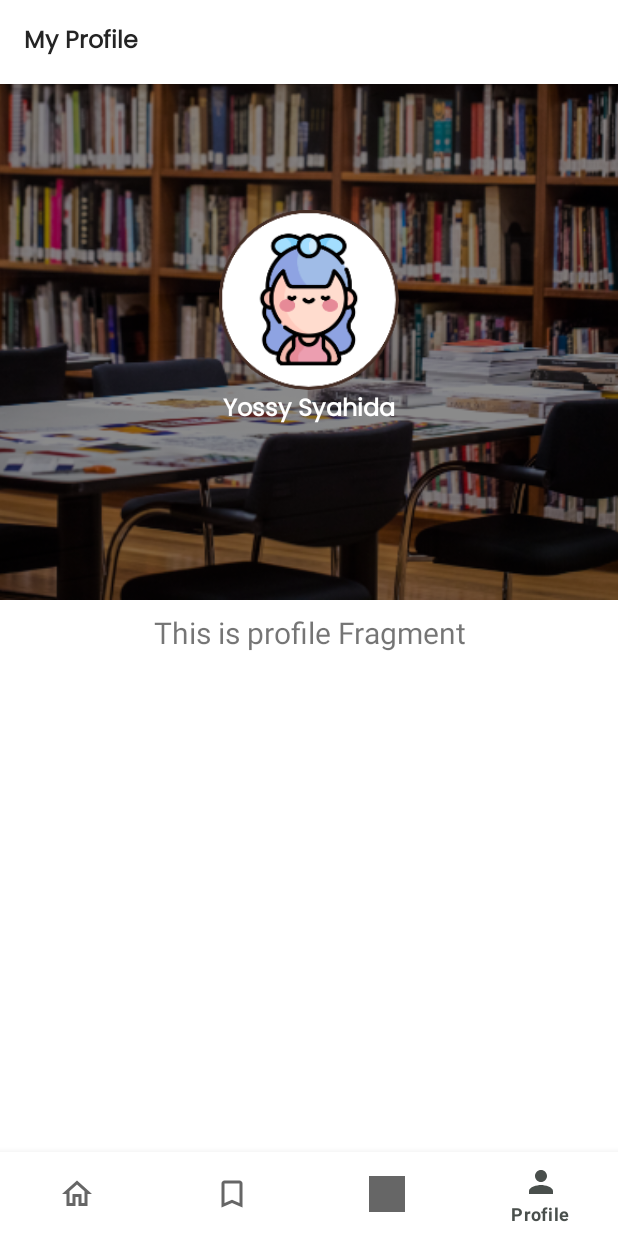
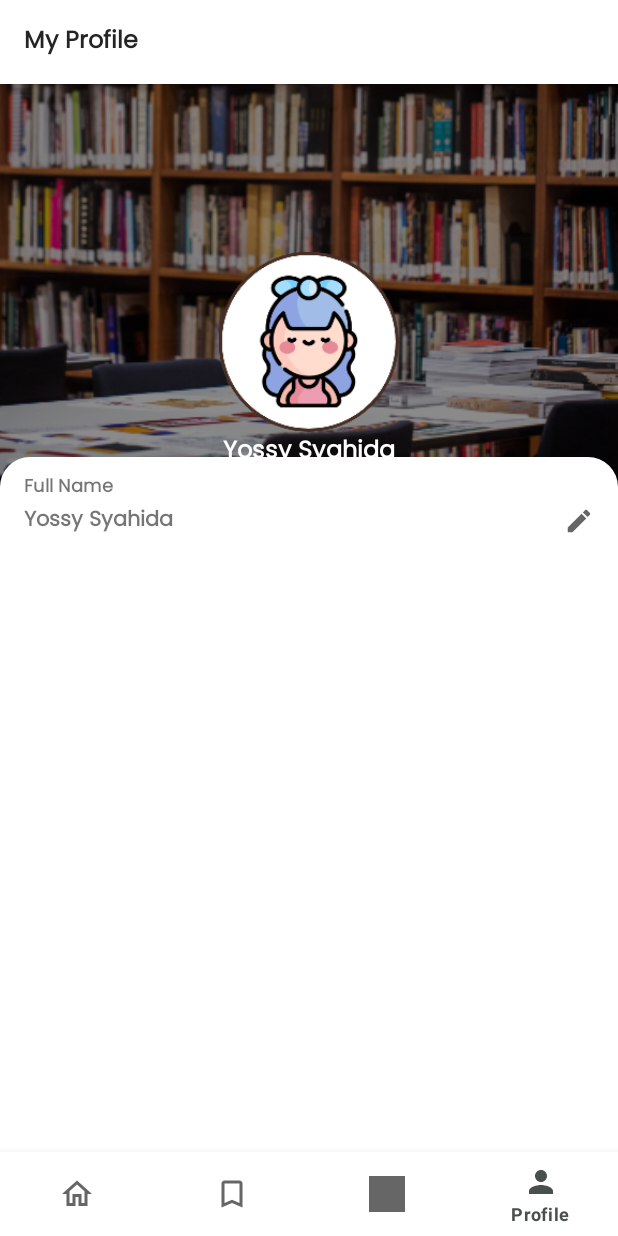
Before and after one commit to Turing-Team-B21-CAP0257/Lybre-Application, an Android app: the ProfileFragment screen opened through its navigation route, on a phone screen of 412 x 824 dp. Run offline under Robolectric (Android 15) with nearby library versions, the phone set to English and light mode, and no system bars; our stand-ins replace navigation-ui; 2 statements that could not run were skipped.

Commit message:
added include, textView in fragment_profile.xml, added layout_fullname_edit_profile.xml, edit layout_header_profile.xml

```diff
--- /dev/null
+++ b/app/src/main/res/drawable/ic_baseline_edit_24.xml
@@ -0,0 +1,10 @@
+<vector xmlns:android="http://schemas.android.com/apk/res/android"
+    android:width="24dp"
+    android:height="24dp"
+    android:viewportWidth="24"
+    android:viewportHeight="24"
+    android:tint="?attr/colorControlNormal">
+  <path
+      android:fillColor="@android:color/white"
+      android:pathData="M3,17.25V21h3.75L17.81,9.94l-3.75,-3.75L3,17.25zM20.71,7.04c0.39,-0.39 0.39,-1.02 0,-1.41l-2.34,-2.34c-0.39,-0.39 -1.02,-0.39 -1.41,0l-1.83,1.83 3.75,3.75 1.83,-1.83z"/>
+</vector>
--- a/app/src/main/res/layout/fragment_profile.xml
+++ b/app/src/main/res/layout/fragment_profile.xml
@@ -1,6 +1,5 @@
 <?xml version="1.0" encoding="utf-8"?>
 <LinearLayout xmlns:android="http://schemas.android.com/apk/res/android"
-    xmlns:app="http://schemas.android.com/apk/res-auto"
     android:layout_width="match_parent"
     android:layout_height="match_parent"
     android:orientation="vertical">
@@ -11,17 +10,30 @@
         android:layout_width="match_parent"
         android:layout_height="wrap_content"/>
 
-    <TextView
-        android:id="@+id/text_home"
+    <LinearLayout
         android:layout_width="match_parent"
-        android:layout_height="wrap_content"
-        android:layout_marginStart="8dp"
-        android:layout_marginTop="8dp"
-        android:layout_marginEnd="8dp"
-        android:textAlignment="center"
-        android:textSize="20sp"
-        app:layout_constraintBottom_toBottomOf="parent"
-        app:layout_constraintEnd_toEndOf="parent"
-        app:layout_constraintStart_toStartOf="parent"
-        app:layout_constraintTop_toTopOf="parent" />
+        android:layout_height="match_parent"
+        android:layout_marginTop="-95dp"
+        android:layout_marginBottom="16dp"
+        android:background="@drawable/background_main"
+        android:orientation="vertical">
+
+        <TextView
+            android:id="@+id/textView6"
+            android:layout_width="wrap_content"
+            android:layout_height="wrap_content"
+            android:layout_marginStart="16dp"
+            android:layout_marginTop="10dp"
+            android:fontFamily="@font/poppins_regular"
+            android:text="@string/full_name"
+            android:textSize="12sp"
+            android:textStyle="bold" />
+
+        <include
+            android:id="@+id/layout_fullname_edit_profile"
+            layout="@layout/layout_fullname_edit_profile"
+            android:layout_width="match_parent"
+            android:layout_height="wrap_content"/>
+
+    </LinearLayout>
 </LinearLayout>
--- /dev/null
+++ b/app/src/main/res/layout/layout_fullname_edit_profile.xml
@@ -0,0 +1,27 @@
+<?xml version="1.0" encoding="utf-8"?>
+<androidx.constraintlayout.widget.ConstraintLayout xmlns:android="http://schemas.android.com/apk/res/android"
+    xmlns:app="http://schemas.android.com/apk/res-auto"
+    android:layout_width="match_parent"
+    android:layout_height="wrap_content">
+
+    <TextView
+        android:id="@+id/tv_fullname"
+        style="@style/title_header"
+        android:layout_width="wrap_content"
+        android:layout_height="wrap_content"
+        android:layout_marginStart="16dp"
+        android:text="@string/yossy_syahida"
+        app:layout_constraintBottom_toBottomOf="parent"
+        app:layout_constraintStart_toStartOf="parent"
+        app:layout_constraintTop_toTopOf="parent" />
+
+    <ImageView
+        android:id="@+id/img_item_edit"
+        android:layout_width="20dp"
+        android:layout_height="20dp"
+        android:src="@drawable/ic_baseline_edit_24"
+        android:layout_marginEnd="16dp"
+        app:layout_constraintBottom_toBottomOf="parent"
+        app:layout_constraintEnd_toEndOf="parent"
+        app:layout_constraintTop_toTopOf="parent" />
+</androidx.constraintlayout.widget.ConstraintLayout>
--- a/app/src/main/res/layout/layout_header_profile.xml
+++ b/app/src/main/res/layout/layout_header_profile.xml
@@ -24,7 +24,7 @@
         app:layout_constraintBottom_toBottomOf="@+id/imageView8"
         app:layout_constraintEnd_toEndOf="parent"
         app:layout_constraintStart_toStartOf="parent"
-        app:layout_constraintTop_toTopOf="parent" />
+        app:layout_constraintTop_toBottomOf="@+id/appbar" />
 
     <TextView
         android:layout_width="wrap_content"
--- a/app/src/main/res/values/strings.xml
+++ b/app/src/main/res/values/strings.xml
@@ -44,7 +44,10 @@
     <string name="menu_gallery">Gallery</string>
     <string name="menu_slideshow">Slideshow</string>
     <string name="all_books_title">All books</string>
+
+    <!--  Profile  -->
     <string name="my_profile">My Profile</string>
     <string name="yossy_syahida">Yossy Syahida</string>
+    <string name="full_name">Full Name</string>
 
 </resources>
```
